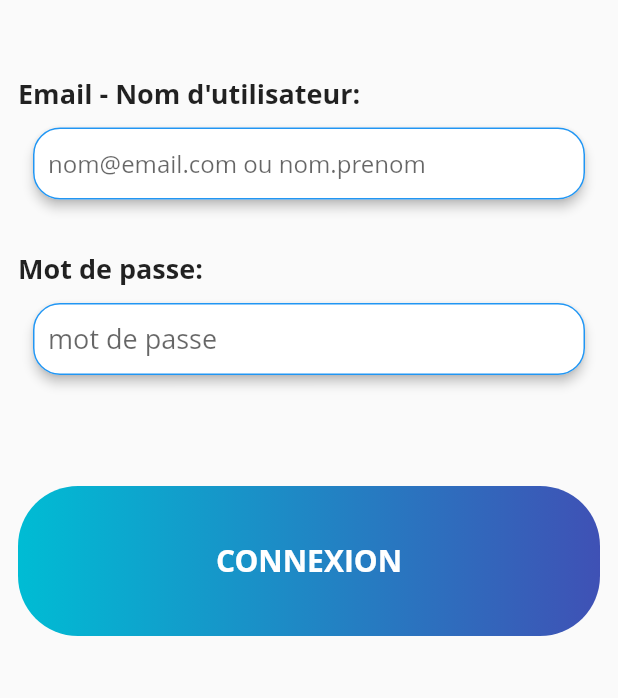
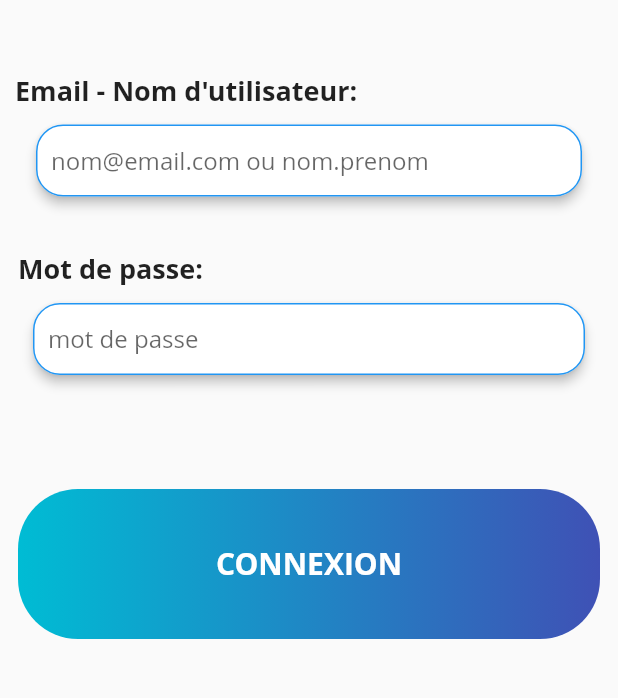
Before and after one commit to Youssefbenmlih/eleo_gtv, a Flutter app: the screen it shows after launch, after a tap on "CONNEXION", on a phone screen of 412 x 824 dp, the part 363-1061 px from its top. Run offline on Flutter 3.47's test engine with Material 2 defaults, Android fonts, the phone set to English and light mode, and no system bars; our stand-ins replace new_gradient_app_bar.

Commit message:
connexion page done

```diff
--- a/front/lib/main.dart
+++ b/front/lib/main.dart
@@ -3,8 +3,7 @@
 // CTRL + SHIFT + R: Refactor
 import 'package:flutter/material.dart';
 import 'package:new_gradient_app_bar/new_gradient_app_bar.dart';
-import 'widgets/gradient_elevated.dart';
-import 'pages/second_page.dart';
+import 'widgets/connection_page.dart';
 // import 'dart:developer';
 
 void main() {
@@ -69,32 +68,6 @@ class MyHomePage extends StatefulWidget {
 class _MyHomePageState extends State<MyHomePage> {
   @override
   Widget build(BuildContext context) {
-    final EmailController = TextEditingController();
-
-    final PasswordController = TextEditingController();
-
-    FocusNode myFocusNode = FocusNode();
-
-    @override
-    void dispose() {
-      // Clean up the focus node when the Form is disposed.
-      myFocusNode.dispose();
-
-      super.dispose();
-    }
-
-    void _submitUserInfo() {
-      if (EmailController.text.isNotEmpty &&
-          PasswordController.text.isNotEmpty) {
-        Navigator.push(
-          context,
-          MaterialPageRoute(builder: (context) {
-            return SecondPage(title: EmailController.text);
-          }),
-        ).then((_) => setState(() {}));
-      }
-    }
-
     final appbar = NewGradientAppBar(
       gradient: LinearGradient(
         colors: [
@@ -132,132 +105,11 @@ vous ont été fournis, en cas de problème, contactez la logistique."""),
         )
       ],
     );
-    return Scaffold(
-      appBar: appbar,
-      body: SingleChildScrollView(
-        child: Column(
-          crossAxisAlignment: CrossAxisAlignment.stretch,
-          children: <Widget>[
-            Padding(
-              padding: const EdgeInsets.fromLTRB(18, 36, 18, 18),
-              child: SizedBox(
-                  height: 150,
-                  width: 100,
-                  child: Image.asset(
-                    "assets/images/logo_eleo.png",
-                    fit: BoxFit.none,
-                  )),
-            ),
-            SizedBox(
-              height: 20,
-            ),
-            Padding(
-              padding: const EdgeInsets.fromLTRB(12, 12, 12, 6),
-              child: Text(
-                "Email - Nom d'utilisateur:",
-                style: TextStyle(
-                  fontFamily: 'OpenSans',
-                  fontSize: 18,
-                  fontWeight: FontWeight.bold,
-                ),
-              ),
-            ),
-            Padding(
-              padding: const EdgeInsets.fromLTRB(18, 0, 18, 18),
-              child: Card(
-                elevation: 3,
-                shape: RoundedRectangleBorder(
-                  side: BorderSide(
-                    color: Colors.blue,
-                  ),
-                  borderRadius: BorderRadius.circular(18.0),
-                ),
-                child: TextField(
-                  style: TextStyle(
-                    fontFamily: 'OpenSans',
-                    fontSize: 16,
-                  ),
-                  controller: EmailController,
-                  onSubmitted: (_) {
-                    _submitUserInfo();
-                    myFocusNode.requestFocus();
-                  },
-                  decoration: InputDecoration(
-                    border: InputBorder.none,
-                    contentPadding: EdgeInsets.only(left: 10),
-                    hintText: "nom@email.com ou nom.prenom",
-                  ),
-                ),
-              ),
-            ),
-            Padding(
-              padding: const EdgeInsets.fromLTRB(12, 12, 12, 6),
-              child: Text(
-                "Mot de passe:",
-                style: TextStyle(
-                  fontFamily: 'OpenSans',
-                  fontSize: 18,
-                  fontWeight: FontWeight.bold,
-                ),
-              ),
-            ),
-            Padding(
-              padding: const EdgeInsets.fromLTRB(18, 0, 18, 18),
-              child: Card(
-                elevation: 3,
-                shape: RoundedRectangleBorder(
-                  side: BorderSide(
-                    color: Colors.blue,
-                  ),
-                  borderRadius: BorderRadius.circular(18.0),
-                ),
-                child: TextField(
-                  style: TextStyle(
-                    fontFamily: 'OpenSans',
-                    fontSize: 18,
-                  ),
-                  focusNode: myFocusNode,
-                  obscureText: true,
-                  enableSuggestions: false,
-                  autocorrect: false,
-                  controller: PasswordController,
-                  onSubmitted: (_) => {_submitUserInfo()},
-                  decoration: InputDecoration(
-                    border: InputBorder.none,
-                    contentPadding: EdgeInsets.only(left: 10),
-                    hintText: "mot de passe",
-                  ),
-                ),
-              ),
-            ),
-            SizedBox(
-              height: 40,
-            ),
-            Padding(
-              padding: const EdgeInsets.all(12.0),
-              child: MyElevatedButton(
-                height: 100,
-                onPressed: () {
-                  if (EmailController.text.isNotEmpty &&
-                      PasswordController.text.isNotEmpty) {
-                    Navigator.push(
-                      context,
-                      MaterialPageRoute(builder: (context) {
-                        return SecondPage(title: EmailController.text);
-                      }),
-                    ).then((_) => setState(() {}));
-                  }
-                },
-                borderRadius: BorderRadius.circular(40),
-                child: Text(
-                    style: Theme.of(context).textTheme.titleLarge, 'CONNEXION'),
-              ),
-            ),
-            SizedBox(
-              height: 60,
-            )
-          ],
-        ),
+    return GestureDetector(
+      onTap: () => FocusManager.instance.primaryFocus?.unfocus(),
+      child: Scaffold(
+        appBar: appbar,
+        body: Connection_page(),
       ),
     );
   }
--- /dev/null
+++ b/front/lib/widgets/connection_page.dart
@@ -0,0 +1,220 @@
+// ignore_for_file: prefer_const_constructors, non_constant_identifier_names, camel_case_types, no_leading_underscores_for_local_identifiers
+
+import 'package:flutter/material.dart';
+import '../pages/second_page.dart';
+import 'gradient_elevated.dart';
+import 'package:http/http.dart' as http;
+import 'dart:async';
+import 'dart:convert';
+
+class Connection_page extends StatefulWidget {
+  const Connection_page({super.key});
+
+  @override
+  State<Connection_page> createState() => _Connection_page();
+}
+
+class _Connection_page extends State<Connection_page> {
+  bool loginfail = false;
+  bool loginsucces = false;
+
+  @override
+  Widget build(BuildContext context) {
+    final EmailController = TextEditingController();
+
+    final PasswordController = TextEditingController();
+
+    FocusNode myFocusNode = FocusNode();
+
+    @override
+    void dispose() {
+      // Clean up the focus node when the Form is disposed.
+      myFocusNode.dispose();
+
+      super.dispose();
+    }
+
+    Future<int> VerifyUser(String email, String password) async {
+      final resp = await http.post(
+        Uri.parse('http://10.0.2.2:5000/api/users/connect'),
+        headers: <String, String>{
+          'Content-Type': 'application/json',
+        },
+        body: jsonEncode(
+            <String, String>{"email": email, "mot_de_passe": password}),
+      );
+
+      if (resp.statusCode == 200) {
+        setState(() {
+          loginsucces = true;
+          loginfail = false;
+        });
+      } else {
+        setState(() {
+          loginsucces = false;
+          loginfail = true;
+        });
+      }
+      return resp.statusCode;
+    }
+
+    void submit_data() async {
+      if (EmailController.text.isNotEmpty &&
+          PasswordController.text.isNotEmpty) {
+        await VerifyUser(EmailController.text, PasswordController.text);
+        if (loginsucces) {
+          // ignore: use_build_context_synchronously
+          Navigator.push(
+            context,
+            MaterialPageRoute(builder: (context) {
+              return SecondPage(title: EmailController.text);
+            }),
+          ).then((_) => setState(() {}));
+        }
+      }
+    }
+
+    return SingleChildScrollView(
+      child: Column(
+        crossAxisAlignment: CrossAxisAlignment.stretch,
+        children: <Widget>[
+          Padding(
+            padding: const EdgeInsets.fromLTRB(18, 36, 18, 18),
+            child: SizedBox(
+                height: 150,
+                width: 100,
+                child: Image.asset(
+                  "assets/images/logo_eleo.png",
+                  fit: BoxFit.none,
+                )),
+          ),
+          SizedBox(
+            height: 20,
+          ),
+          Padding(
+            padding: const EdgeInsets.fromLTRB(10, 10, 10, 6),
+            child: Text(
+              "Email - Nom d'utilisateur:",
+              style: TextStyle(
+                fontFamily: 'OpenSans',
+                fontSize: 18,
+                fontWeight: FontWeight.bold,
+              ),
+            ),
+          ),
+          Padding(
+            padding: const EdgeInsets.fromLTRB(20, 0, 20, 0),
+            child: Card(
+              elevation: 3,
+              shape: RoundedRectangleBorder(
+                side: BorderSide(
+                  color: Colors.blue,
+                ),
+                borderRadius: BorderRadius.circular(18.0),
+              ),
+              child: TextField(
+                focusNode: null,
+                style: TextStyle(
+                  fontFamily: 'OpenSans',
+                  fontSize: 16,
+                ),
+                controller: EmailController,
+                onSubmitted: (_) {
+                  if (PasswordController.text.isEmpty) {
+                    myFocusNode.requestFocus();
+                  } else {
+                    submit_data();
+                  }
+                },
+                decoration: InputDecoration(
+                  border: InputBorder.none,
+                  contentPadding: EdgeInsets.only(left: 10),
+                  hintText: "nom@email.com ou nom.prenom",
+                ),
+              ),
+            ),
+          ),
+          SizedBox(
+            height: 20,
+            child: loginfail
+                ? Padding(
+                    padding: const EdgeInsets.fromLTRB(30, 2, 0, 0),
+                    child: Text(
+                      style: TextStyle(color: Color.fromARGB(255, 158, 45, 37)),
+                      'Email ou mot de passe erroné, veuillez ressaisir.',
+                    ),
+                  )
+                : null,
+          ),
+          Padding(
+            padding: const EdgeInsets.fromLTRB(12, 12, 12, 6),
+            child: Text(
+              "Mot de passe:",
+              style: TextStyle(
+                fontFamily: 'OpenSans',
+                fontSize: 18,
+                fontWeight: FontWeight.bold,
+              ),
+            ),
+          ),
+          Padding(
+            padding: const EdgeInsets.fromLTRB(18, 0, 18, 0),
+            child: Card(
+              elevation: 3,
+              shape: RoundedRectangleBorder(
+                side: BorderSide(
+                  color: Colors.blue,
+                ),
+                borderRadius: BorderRadius.circular(18.0),
+              ),
+              child: TextField(
+                style: TextStyle(
+                  fontFamily: 'OpenSans',
+                  fontSize: 16,
+                ),
+                focusNode: myFocusNode,
+                obscureText: true,
+                enableSuggestions: false,
+                autocorrect: false,
+                controller: PasswordController,
+                onSubmitted: (_) => {submit_data()},
+                decoration: InputDecoration(
+                  border: InputBorder.none,
+                  contentPadding: EdgeInsets.only(left: 10),
+                  hintText: "mot de passe",
+                ),
+              ),
+            ),
+          ),
+          SizedBox(
+            height: 60,
+            child: loginfail
+                ? Padding(
+                    padding: const EdgeInsets.fromLTRB(30, 2, 0, 0),
+                    child: Text(
+                      style: TextStyle(color: Color.fromARGB(255, 158, 45, 37)),
+                      'Email ou mot de passe erroné, veuillez ressaisir.',
+                    ),
+                  )
+                : null,
+          ),
+          Padding(
+            padding: const EdgeInsets.all(12.0),
+            child: MyElevatedButton(
+              height: 100,
+              onPressed: () {
+                submit_data();
+              },
+              borderRadius: BorderRadius.circular(40),
+              child: Text(
+                  style: Theme.of(context).textTheme.titleLarge, 'CONNEXION'),
+            ),
+          ),
+          SizedBox(
+            height: 60,
+          )
+        ],
+      ),
+    );
+  }
+}
--- a/front/pubspec.yaml
+++ b/front/pubspec.yaml
@@ -38,6 +38,7 @@ dependencies:
   cupertino_icons: ^1.0.2
   intl: ^0.17.0
   new_gradient_app_bar: ^0.2.0
+  http: ^0.13.5
 
 dev_dependencies:
   flutter_test:
```
Also changed, not shown: front/pubspec.lock, 1 other file.
